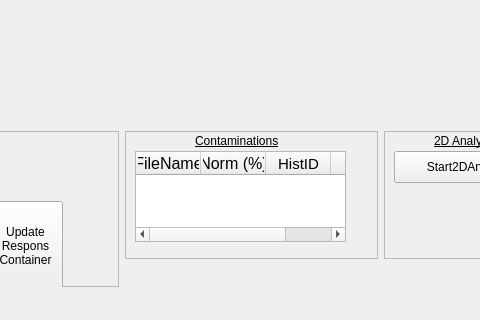
First picture: the form in development/mainwindow.ui, repository Iuve/TASEva, before the edit; both pictures show x 213 to 693 and y 395 to 715 of the 900 by 715 pixel window.
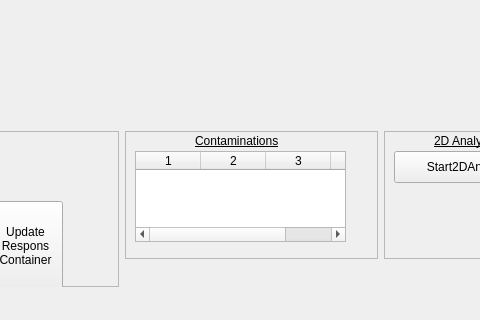
Second picture: the form after the edit. Custom widgets are drawn as their Qt base class.

```diff
--- a/development/mainwindow.ui
+++ b/development/mainwindow.ui
@@ -901,36 +901,9 @@
        <attribute name="horizontalHeaderStretchLastSection">
         <bool>true</bool>
        </attribute>
-       <column>
-        <property name="text">
-         <string>FileName</string>
-        </property>
-        <property name="font">
-         <font>
-          <pointsize>12</pointsize>
-         </font>
-        </property>
-       </column>
-       <column>
-        <property name="text">
-         <string>Norm (%)</string>
-        </property>
-        <property name="font">
-         <font>
-          <pointsize>12</pointsize>
-         </font>
-        </property>
-       </column>
-       <column>
-        <property name="text">
-         <string>HistID</string>
-        </property>
-        <property name="font">
-         <font>
-          <pointsize>11</pointsize>
-         </font>
-        </property>
-       </column>
+       <column/>
+       <column/>
+       <column/>
        <column/>
       </widget>
      </widget>
```
